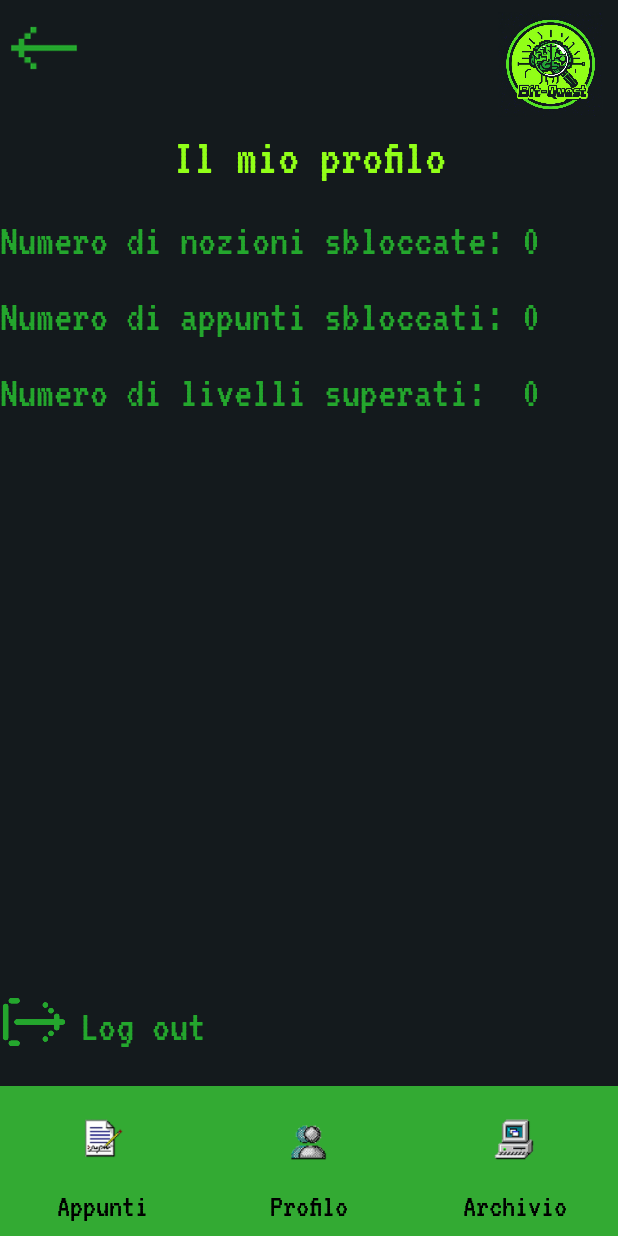
After one commit to GiosephB12/BitQuest, an Android app: the ProfiloPage screen opened directly, with no data from a screen before it, on a phone screen of 412 x 824 dp. The commit adds this screen. Run offline under Robolectric (Android 15) with nearby library versions, the phone set to English and light mode, and no system bars; 1 statement that could not run was skipped.

Commit message:
Added ProfiloPage

```diff
--- a/app/src/main/AndroidManifest.xml
+++ b/app/src/main/AndroidManifest.xml
@@ -42,6 +42,11 @@
             android:exported="true"
             android:screenOrientation="portrait">
         </activity>
+        <activity
+            android:name=".ProfiloPage"
+            android:exported="true"
+            android:screenOrientation="portrait">
+        </activity>
 
     </application>
 
--- /dev/null
+++ b/app/src/main/java/com/example/bitquest/ProfiloPage.java
@@ -0,0 +1,87 @@
+package com.example.bitquest;
+
+import android.content.Intent;
+import android.content.SharedPreferences;
+import android.os.Bundle;
+import android.util.Log;
+import android.view.View;
+import android.widget.ImageView;
+import android.widget.LinearLayout;
+import android.widget.TextView;
+import android.widget.Toast;
+
+import androidx.activity.EdgeToEdge;
+import androidx.appcompat.app.AppCompatActivity;
+import androidx.core.graphics.Insets;
+import androidx.core.view.ViewCompat;
+import androidx.core.view.WindowInsetsCompat;
+
+public class ProfiloPage extends AppCompatActivity {
+    String email, password;
+    @Override
+    protected void onCreate(Bundle savedInstanceState) {
+        super.onCreate(savedInstanceState);
+        EdgeToEdge.enable(this);
+        setContentView(R.layout.profilo_page);
+        ViewCompat.setOnApplyWindowInsetsListener(findViewById(R.id.profilo), (v, insets) -> {
+            Insets systemBars = insets.getInsets(WindowInsetsCompat.Type.systemBars());
+            v.setPadding(systemBars.left, systemBars.top, systemBars.right, systemBars.bottom);
+            return insets;
+        });
+
+        TextView nozioni = findViewById(R.id.edit_nozioni);
+        TextView appunti = findViewById(R.id.edit_appunti);
+        TextView livelli = findViewById(R.id.edit_livelli);
+        LinearLayout logout = findViewById(R.id.logout_container);
+
+
+        //Gestione del nickname
+        SharedPreferences prefs = getSharedPreferences("UserPrefs", MODE_PRIVATE);
+
+        Intent nicknameIntent = getIntent();
+        email = nicknameIntent.getStringExtra("email");
+        password = nicknameIntent.getStringExtra("password");
+
+        TextView nickname = findViewById(R.id.nicknameText);
+        String nicknamePref = prefs.getString("nickname", "");
+
+        if(email.equals("admin") && password.equals("admin")) {
+            nickname.setText("Admin");
+        }
+        else
+            nickname.setText(nicknamePref);
+
+
+        ImageView logo = findViewById(R.id.logoImage);
+        logo.setOnClickListener(new View.OnClickListener() {
+
+            @Override
+            public void onClick(View v) {
+                Intent intent = new Intent(ProfiloPage.this, HomePage.class);
+                intent.setFlags(Intent.FLAG_ACTIVITY_CLEAR_TOP | Intent.FLAG_ACTIVITY_NEW_TASK);
+                intent.putExtra("email", email);       // Passa email
+                intent.putExtra("password", password); // Passa password
+                startActivity(intent);
+                finish();
+            }
+        });
+    }
+
+    public void Logout(View view) {
+        try {
+            Intent AccessPage = new Intent(getApplicationContext(), MainActivity.class);
+            startActivity(AccessPage);
+        } catch (Exception e) {
+            e.printStackTrace();
+            Toast.makeText(this, "Errore: " + e.getMessage(), Toast.LENGTH_LONG).show();
+        }
+    }
+
+    public void goBack(View view){
+        finish();
+    }
+
+    public void goToProfilo(View view){
+        Toast.makeText(this, "Sei già nella sezione del profilo utente", Toast.LENGTH_SHORT).show();
+    }
+}
--- a/app/src/main/res/layout/headers.xml
+++ b/app/src/main/res/layout/headers.xml
@@ -29,10 +29,11 @@
     <!-- Logo -->
     <ImageView
         android:id="@+id/logoImage"
-        android:layout_width="48dp"
-        android:layout_height="48dp"
+        android:layout_width="70dp"
+        android:layout_height="70dp"
         android:src="@drawable/ic_logo"
         android:layout_alignParentEnd="true"
-        android:layout_marginTop="8dp" />
+        android:layout_marginTop="8dp"
+        android:layout_marginRight="10dp"/>
 
 </RelativeLayout>
--- a/app/src/main/res/layout/home_page.xml
+++ b/app/src/main/res/layout/home_page.xml
@@ -106,11 +106,13 @@
 
         <!-- Profilo -->
         <LinearLayout
+            android:id="@+id/bottomProfilo"
             android:layout_width="0dp"
             android:layout_height="match_parent"
             android:layout_weight="1"
             android:orientation="vertical"
-            android:gravity="center">
+            android:gravity="center"
+            android:onClick="goToProfilo">
 
             <ImageView
                 android:layout_width="55dp"
--- a/app/src/main/res/layout/levels_page.xml
+++ b/app/src/main/res/layout/levels_page.xml
@@ -4,7 +4,7 @@
     android:layout_height="match_parent"
     xmlns:tools="http://schemas.android.com/tools"
     android:id="@+id/levelsPuzzle"
-    android:backgroundTint="@color/black"
+    android:background="@color/black"
     tools:context=".LevelsPage">
 
     <include layout="@layout/headers"
--- a/app/src/main/res/layout/navigation_bar.xml
+++ b/app/src/main/res/layout/navigation_bar.xml
@@ -36,7 +36,8 @@
             android:layout_height="match_parent"
             android:layout_weight="1"
             android:orientation="vertical"
-            android:gravity="center">
+            android:gravity="center"
+            android:onClick="goToProfilo">
 
             <ImageView
                 android:layout_width="55dp"
--- /dev/null
+++ b/app/src/main/res/layout/profilo_page.xml
@@ -0,0 +1,158 @@
+<RelativeLayout xmlns:android="http://schemas.android.com/apk/res/android"
+    xmlns:tools="http://schemas.android.com/tools"
+    android:id="@+id/profilo"
+    android:layout_width="match_parent"
+    android:layout_height="match_parent"
+    android:background="@color/black"
+    android:padding="16dp">
+
+    <!-- Header -->
+    <include
+        android:id="@+id/header_title"
+        layout="@layout/headers" />
+
+    <TextView
+        android:layout_below="@+id/header_title"
+        android:layout_width="match_parent"
+        android:layout_height="wrap_content"
+        android:gravity="center"
+        android:text="Il mio profilo"
+        android:fontFamily="@font/vt323"
+        android:textColor="@color/green_lime"
+        android:textSize="35dp" />
+
+    <!-- Contenuto principale -->
+    <LinearLayout
+        android:id="@+id/info_container"
+        android:layout_below="@id/header_title"
+        android:layout_width="match_parent"
+        android:layout_height="wrap_content"
+        android:orientation="vertical"
+        android:gravity="center"
+        android:layout_marginTop="60dp">
+
+        <!-- Nozioni -->
+        <LinearLayout
+            android:layout_width="match_parent"
+            android:layout_height="wrap_content"
+            android:orientation="horizontal"
+            android:gravity="center_vertical"
+            android:layout_marginBottom="12dp">
+
+            <TextView
+                android:layout_width="0dp"
+                android:layout_height="wrap_content"
+                android:layout_weight="1"
+                android:text="Numero di nozioni sbloccate:"
+                android:textColor="@color/green_smoth"
+                android:fontFamily="@font/vt323"
+                android:textSize="30sp" />
+
+            <EditText
+                android:id="@+id/edit_nozioni"
+                android:layout_width="64dp"
+                android:layout_height="wrap_content"
+                android:background="@android:color/transparent"
+                android:textColor="@color/green_smoth"
+                android:fontFamily="@font/vt323"
+                android:text="0"
+                android:inputType="number"
+                android:textSize="30sp" />
+        </LinearLayout>
+
+        <!-- Appunti -->
+        <LinearLayout
+            android:layout_width="match_parent"
+            android:layout_height="wrap_content"
+            android:orientation="horizontal"
+            android:gravity="center_vertical"
+            android:layout_marginBottom="12dp">
+
+            <TextView
+                android:layout_width="0dp"
+                android:layout_height="wrap_content"
+                android:layout_weight="1"
+                android:text="Numero di appunti sbloccati:"
+                android:textColor="@color/green_smoth"
+                android:fontFamily="@font/vt323"
+                android:textSize="30sp" />
+
+            <EditText
+                android:id="@+id/edit_appunti"
+                android:layout_width="64dp"
+                android:layout_height="wrap_content"
+                android:background="@android:color/transparent"
+                android:textColor="@color/green_smoth"
+                android:fontFamily="@font/vt323"
+                android:text="0"
+                android:inputType="number"
+                android:textSize="30sp" />
+        </LinearLayout>
+
+        <!-- Livelli -->
+        <LinearLayout
+            android:layout_width="match_parent"
+            android:layout_height="wrap_content"
+            android:orientation="horizontal"
+            android:gravity="center_vertical"
+            android:layout_marginBottom="12dp">
+
+            <TextView
+                android:layout_width="0dp"
+                android:layout_height="wrap_content"
+                android:layout_weight="1"
+                android:text="Numero di livelli superati:"
+                android:textColor="@color/green_smoth"
+                android:fontFamily="@font/vt323"
+                android:textSize="30sp" />
+
+            <EditText
+                android:id="@+id/edit_livelli"
+                android:layout_width="64dp"
+                android:layout_height="wrap_content"
+                android:background="@android:color/transparent"
+                android:textColor="@color/green_smoth"
+                android:fontFamily="@font/vt323"
+                android:text="0"
+                android:inputType="number"
+                android:textSize="30sp" />
+        </LinearLayout>
+
+    </LinearLayout>
+
+    <!-- Logout in basso a sinistra -->
+    <LinearLayout
+        android:id="@+id/logout_container"
+        android:layout_width="wrap_content"
+        android:layout_height="wrap_content"
+       android:layout_marginBottom="20dp"
+        android:orientation="horizontal"
+        android:gravity="center_vertical"
+        android:layout_above="@id/navigation_bar"
+        android:onClick="Logout">
+
+        <ImageButton
+            android:id="@+id/logOut"
+            android:layout_width="45dp"
+            android:layout_height="45dp"
+            android:src="@drawable/ic_esc"
+            android:scaleType="fitCenter"
+            android:background="@android:color/transparent"
+            android:contentDescription="Log out" />
+
+        <TextView
+            android:layout_width="wrap_content"
+            android:layout_height="wrap_content"
+            android:text="Log out"
+            android:textColor="@color/green_smoth"
+            android:fontFamily="@font/vt323"
+            android:textSize="30sp"
+            android:layout_marginStart="8dp" />
+    </LinearLayout>
+
+    <!-- Navigation bar in fondo -->
+    <include
+        layout="@layout/navigation_bar"
+        android:id="@+id/navigation_bar"/>
+
+</RelativeLayout>
--- a/app/src/main/res/layout/puzzle_page.xml
+++ b/app/src/main/res/layout/puzzle_page.xml
@@ -4,7 +4,7 @@
     android:layout_height="match_parent"
     xmlns:tools="http://schemas.android.com/tools"
     android:id="@+id/puzzle"
-    android:backgroundTint="@color/black"
+    android:background="@color/black"
     tools:context=".PuzzlePage">
 
     <include layout="@layout/headers"
```
Also changed, not shown: app/src/main/java/com/example/bitquest/HomePage.java (+31 -0 lines), app/src/main/java/com/example/bitquest/LevelsPage.java (+27 -1 lines), app/src/main/java/com/example/bitquest/MainActivity.java (+7 -3 lines), app/src/main/java/com/example/bitquest/PuzzlePage.java (+35 -1 lines), app/src/main/java/com/example/bitquest/RegistrationActivity.java (+6 -3 lines), app/src/main/res/drawable/ic_esc.png (added).
